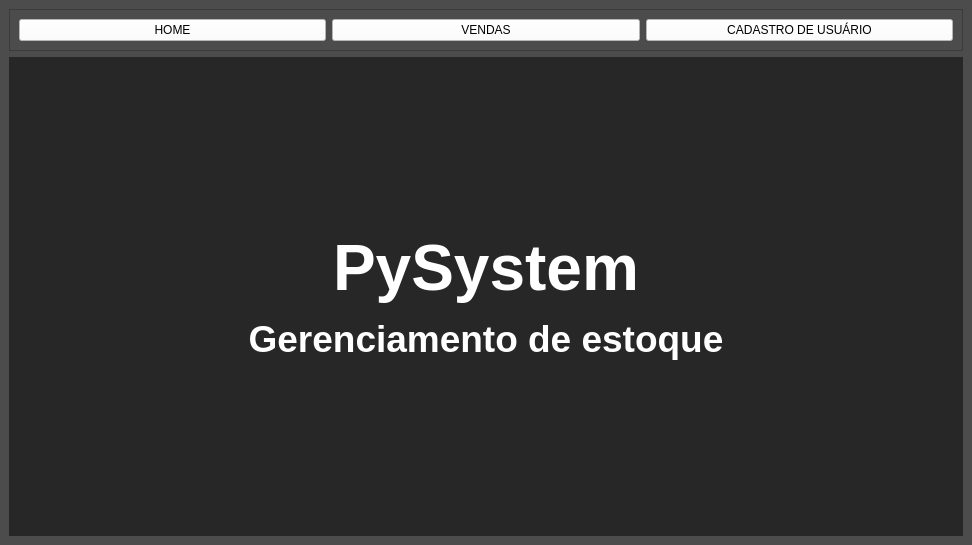
Old version of the form Estoque/pgs/main2.ui in the repository g-celente/PORTFOLIO-GUILHERME.
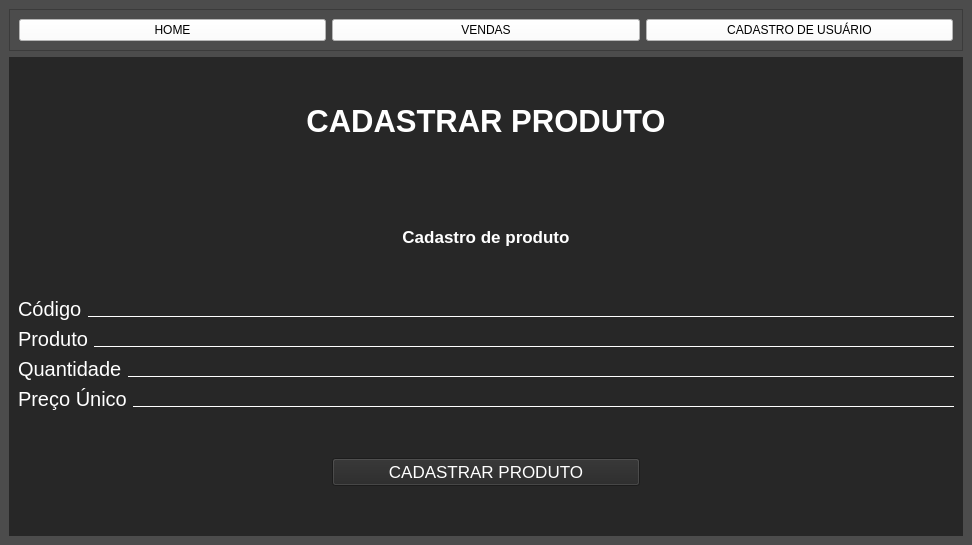
New version of the form. The open tabs and pages were chosen to show the change.

What changed in the file:
```diff
--- a/Estoque/pgs/main2.ui
+++ b/Estoque/pgs/main2.ui
@@ -343,6 +343,215 @@
         </item>
        </layout>
       </widget>
+      <widget class="QWidget" name="pg_cadastro_produto">
+       <layout class="QVBoxLayout" name="verticalLayout_15">
+        <item>
+         <widget class="QLabel" name="label_17">
+          <property name="font">
+           <font>
+            <family>Segoe UI</family>
+            <pointsize>23</pointsize>
+            <weight>75</weight>
+            <bold>true</bold>
+           </font>
+          </property>
+          <property name="styleSheet">
+           <string notr="true">color: rgb(255, 255, 255);</string>
+          </property>
+          <property name="text">
+           <string>CADASTRAR PRODUTO</string>
+          </property>
+          <property name="alignment">
+           <set>Qt::AlignCenter</set>
+          </property>
+         </widget>
+        </item>
+        <item>
+         <widget class="QLabel" name="label_18">
+          <property name="font">
+           <font>
+            <family>Segoe UI</family>
+            <pointsize>13</pointsize>
+            <weight>75</weight>
+            <bold>true</bold>
+           </font>
+          </property>
+          <property name="styleSheet">
+           <string notr="true">color: rgb(255, 255, 255);</string>
+          </property>
+          <property name="text">
+           <string>Cadastro de produto</string>
+          </property>
+          <property name="alignment">
+           <set>Qt::AlignCenter</set>
+          </property>
+         </widget>
+        </item>
+        <item>
+         <layout class="QHBoxLayout" name="horizontalLayout_2">
+          <item>
+           <widget class="QLabel" name="label_22">
+            <property name="font">
+             <font>
+              <family>Segoe UI</family>
+              <pointsize>15</pointsize>
+             </font>
+            </property>
+            <property name="styleSheet">
+             <string notr="true">color: rgb(255, 255, 255);</string>
+            </property>
+            <property name="text">
+             <string>Código</string>
+            </property>
+           </widget>
+          </item>
+          <item>
+           <widget class="QLineEdit" name="txt_codigo">
+            <property name="styleSheet">
+             <string notr="true">color:rgb(255,255,255);
+border-bottom:1px solid white;
+border-radius: None;
+</string>
+            </property>
+           </widget>
+          </item>
+         </layout>
+        </item>
+        <item>
+         <layout class="QHBoxLayout" name="horizontalLayout_14">
+          <item>
+           <widget class="QLabel" name="label_23">
+            <property name="font">
+             <font>
+              <family>Segoe UI</family>
+              <pointsize>15</pointsize>
+             </font>
+            </property>
+            <property name="styleSheet">
+             <string notr="true">color: rgb(255, 255, 255);</string>
+            </property>
+            <property name="text">
+             <string>Produto</string>
+            </property>
+           </widget>
+          </item>
+          <item>
+           <widget class="QLineEdit" name="txt_produto_estoque">
+            <property name="styleSheet">
+             <string notr="true">color:rgb(255,255,255);
+border-bottom:1px solid white;
+border-radius: None;
+</string>
+            </property>
+           </widget>
+          </item>
+         </layout>
+        </item>
+        <item>
+         <layout class="QHBoxLayout" name="horizontalLayout_15">
+          <item>
+           <widget class="QLabel" name="label_24">
+            <property name="font">
+             <font>
+              <family>Segoe UI</family>
+              <pointsize>15</pointsize>
+             </font>
+            </property>
+            <property name="styleSheet">
+             <string notr="true">color: rgb(255, 255, 255);</string>
+            </property>
+            <property name="text">
+             <string>Quantidade</string>
+            </property>
+           </widget>
+          </item>
+          <item>
+           <widget class="QLineEdit" name="txt_quantidade_estoque">
+            <property name="styleSheet">
+             <string notr="true">color:rgb(255,255,255);
+border-bottom:1px solid white;
+border-radius: None;
+</string>
+            </property>
+           </widget>
+          </item>
+         </layout>
+        </item>
+        <item>
+         <layout class="QHBoxLayout" name="horizontalLayout_17">
+          <item>
+           <widget class="QLabel" name="label_25">
+            <property name="font">
+             <font>
+              <family>Segoe UI</family>
+              <pointsize>15</pointsize>
+             </font>
+            </property>
+            <property name="styleSheet">
+             <string notr="true">color: rgb(255, 255, 255);</string>
+            </property>
+            <property name="text">
+             <string>Preço Único</string>
+            </property>
+           </widget>
+          </item>
+          <item>
+           <widget class="QLineEdit" name="txt_preco_unico">
+            <property name="styleSheet">
+             <string notr="true">color:rgb(255,255,255);
+border-bottom:1px solid white;
+border-radius: None;
+</string>
+            </property>
+           </widget>
+          </item>
+         </layout>
+        </item>
+        <item>
+         <layout class="QHBoxLayout" name="horizontalLayout_18">
+          <item>
+           <widget class="QLabel" name="label_26">
+            <property name="text">
+             <string/>
+            </property>
+           </widget>
+          </item>
+          <item>
+           <widget class="QPushButton" name="btn_cadastro_produto">
+            <property name="font">
+             <font>
+              <pointsize>13</pointsize>
+             </font>
+            </property>
+            <property name="styleSheet">
+             <string notr="true">
+QPushButton{
+	color:rgb(255,255,255);
+}
+
+QPushButton:hover{
+	
+	background-color: rgb(255,255,255);
+	color:rgb(0,0,0);
+}
+</string>
+            </property>
+            <property name="text">
+             <string>CADASTRAR PRODUTO</string>
+            </property>
+           </widget>
+          </item>
+          <item>
+           <widget class="QLabel" name="label_27">
+            <property name="text">
+             <string/>
+            </property>
+           </widget>
+          </item>
+         </layout>
+        </item>
+       </layout>
+      </widget>
       <widget class="QWidget" name="pg_home">
        <layout class="QVBoxLayout" name="verticalLayout">
         <item>
@@ -698,37 +907,7 @@
              </widget>
             </item>
             <item>
-             <widget class="QLineEdit" name="txt_produto">
-              <property name="styleSheet">
-               <string notr="true">color:rgb(255,255,255);
-border-bottom:1px solid white;
-border-radius: None;
-</string>
-              </property>
-             </widget>
-            </item>
-           </layout>
-          </item>
-          <item>
-           <layout class="QHBoxLayout" name="horizontalLayout_14">
-            <item>
-             <widget class="QLabel" name="label_17">
-              <property name="font">
-               <font>
-                <family>Segoe UI</family>
-                <pointsize>15</pointsize>
-               </font>
-              </property>
-              <property name="styleSheet">
-               <string notr="true">color: rgb(255, 255, 255);</string>
-              </property>
-              <property name="text">
-               <string>Preco:</string>
-              </property>
-             </widget>
-            </item>
-            <item>
-             <widget class="QLineEdit" name="txt_preco">
+             <widget class="QLineEdit" name="txt_pedido_extorno">
               <property name="styleSheet">
                <string notr="true">color:rgb(255,255,255);
 border-bottom:1px solid white;
```
Left out of the diff: 23 changed lines with no effect on the pictures.
